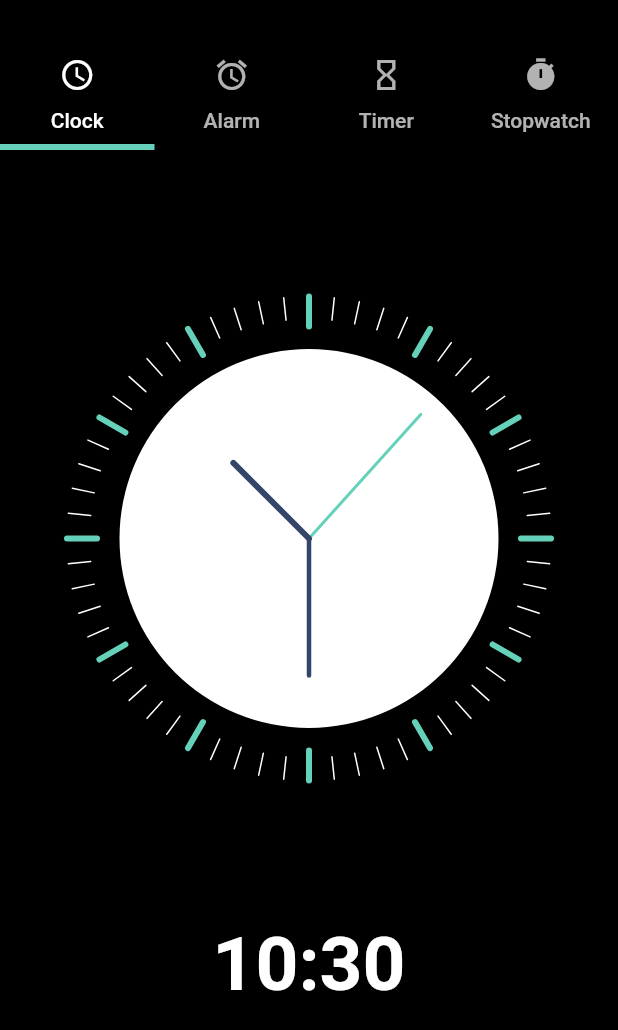
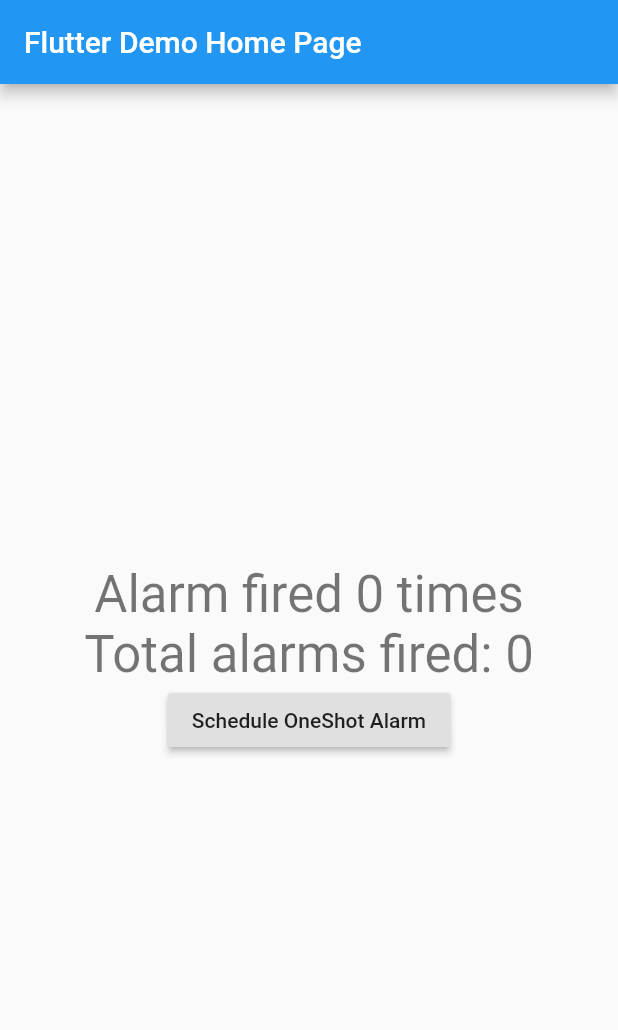
Before and after one commit to Sarath-2k/clock_app, a Flutter app: the screen it shows after launch, on a phone screen of 412 x 824 dp. Shown: the top 1030 px of the screen. Run offline on Flutter 3.47's test engine with Material 2 defaults, Android fonts, the phone set to English and light mode, and no system bars; drawn by our look-alikes of flip_card; our stand-ins replace numberpicker, shared_preferences, stop_watch_timer; missing offline and left inert: android_alarm_manager, day_selector, flutter_ringtone_player.

Commit message:
alarm trial

```diff
--- a/lib/main.dart
+++ b/lib/main.dart
@@ -1,35 +1,155 @@
-import 'package:clock_app/add_alarm.dart';
+// Copyright 2017 The Chromium Authors. All rights reserved.
+// Use of this source code is governed by a BSD-style license that can be
+// found in the LICENSE file.
+
+// ignore_for_file: public_member_api_docs
+
+import 'dart:isolate';
+import 'dart:math';
+import 'dart:ui';
+
+import 'package:android_alarm_manager/android_alarm_manager.dart';
+import 'package:shared_preferences/shared_preferences.dart';
 import 'package:flutter/material.dart';
-import 'package:flutter/cupertino.dart';
 
-import 'home.dart';
+/// The [SharedPreferences] key to access the alarm fire count.
+const String countKey = 'count';
 
-void main() => runApp(AlarmApp());
+/// The name associated with the UI isolate's [SendPort].
+const String isolateName = 'isolate';
 
-class AlarmApp extends StatefulWidget {
-  _AlarmAppState createState() => _AlarmAppState();
+/// A port used to communicate from a background isolate to the UI isolate.
+final ReceivePort port = ReceivePort();
+
+/// Global [SharedPreferences] object.
+SharedPreferences prefs;
+
+Future<void> main() async {
+  // TODO(bkonyi): uncomment
+  WidgetsFlutterBinding.ensureInitialized();
+
+  // Register the UI isolate's SendPort to allow for communication from the
+  // background isolate.
+  IsolateNameServer.registerPortWithName(
+    port.sendPort,
+    isolateName,
+  );
+  prefs = await SharedPreferences.getInstance();
+  if (!prefs.containsKey(countKey)) {
+    await prefs.setInt(countKey, 0);
+  }
+  runApp(AlarmManagerExampleApp());
 }
 
-class _AlarmAppState extends State<AlarmApp> {
+/// Example app for Espresso plugin.
+class AlarmManagerExampleApp extends StatelessWidget {
+  // This widget is the root of your application.
   @override
   Widget build(BuildContext context) {
     return MaterialApp(
-        initialRoute: '/',
-        routes: {
-          '/add-alarm': (context) => AddAlarm(),
-        },
-        theme: ThemeData(
-            primaryColor: Color(0xFF000000), accentColor: Color(0xff65D1BA)),
-        debugShowCheckedModeBanner: false,
-        home: Home());
+      title: 'Flutter Demo',
+      home: _AlarmHomePage(title: 'Flutter Demo Home Page'),
+    );
   }
 }
 
-class AlarmTime {
-  List days;
-  TimeOfDay time;
-  AlarmTime({this.days, this.time});
+class _AlarmHomePage extends StatefulWidget {
+  _AlarmHomePage({Key key, this.title}) : super(key: key);
+  final String title;
+
+  @override
+  _AlarmHomePageState createState() => _AlarmHomePageState();
 }
 
-List<AlarmTime> alarmlist = [];
-int alarmcount = alarmlist.length;
+class _AlarmHomePageState extends State<_AlarmHomePage> {
+  int _counter = 0;
+
+  @override
+  void initState() {
+    super.initState();
+    AndroidAlarmManager.initialize();
+
+    // Register for events from the background isolate. These messages will
+    // always coincide with an alarm firing.
+    port.listen((_) async => await _incrementCounter());
+  }
+
+  Future<void> _incrementCounter() async {
+    print('Increment counter!');
+
+    // Ensure we've loaded the updated count from the background isolate.
+    await prefs.reload();
+
+    setState(() {
+      _counter++;
+    });
+  }
+
+  // The background
+  static SendPort uiSendPort;
+
+  // The callback for our alarm
+  static Future<void> callback() async {
+    print('Alarm fired!');
+
+    // Get the previous cached count and increment it.
+    final prefs = await SharedPreferences.getInstance();
+    int currentCount = prefs.getInt(countKey);
+    await prefs.setInt(countKey, currentCount + 1);
+
+    // This will be null if we're running in the background.
+    uiSendPort ??= IsolateNameServer.lookupPortByName(isolateName);
+    uiSendPort?.send(null);
+  }
+
+  @override
+  Widget build(BuildContext context) {
+    final textStyle = Theme.of(context).textTheme.headline4;
+    return Scaffold(
+      appBar: AppBar(
+        title: Text(widget.title),
+      ),
+      body: Center(
+        child: Column(
+          mainAxisAlignment: MainAxisAlignment.center,
+          children: <Widget>[
+            Text(
+              'Alarm fired $_counter times',
+              style: textStyle,
+            ),
+            Row(
+              mainAxisAlignment: MainAxisAlignment.center,
+              children: <Widget>[
+                Text(
+                  'Total alarms fired: ',
+                  style: textStyle,
+                ),
+                Text(
+                  prefs.getInt(countKey).toString(),
+                  key: ValueKey('BackgroundCountText'),
+                  style: textStyle,
+                ),
+              ],
+            ),
+            RaisedButton(
+              child: Text(
+                'Schedule OneShot Alarm',
+              ),
+              key: ValueKey('RegisterOneShotAlarm'),
+              onPressed: () async {
+                await AndroidAlarmManager.oneShot(
+                  const Duration(seconds: 5),
+                  // Ensure we have a unique alarm ID.
+                  Random().nextInt(pow(2, 31)),
+                  callback,
+                  exact: true,
+                  wakeup: true,
+                );
+              },
+            ),
+          ],
+        ),
+      ),
+    );
+  }
+}
--- a/pubspec.yaml
+++ b/pubspec.yaml
@@ -32,6 +32,8 @@ dependencies:
   flip_card: ^0.4.4
   time_machine: ^0.9.15
   flutter_ringtone_player: ^2.0.0
+  android_alarm_manager: ^0.4.5+17
+  shared_preferences: ^0.5.12+4
 
 
   # The following adds the Cupertino Icons font to your application.
```
Also changed, not shown: lib/11.dart (added, +138 -0 lines), pubspec.lock, 1 other file.
